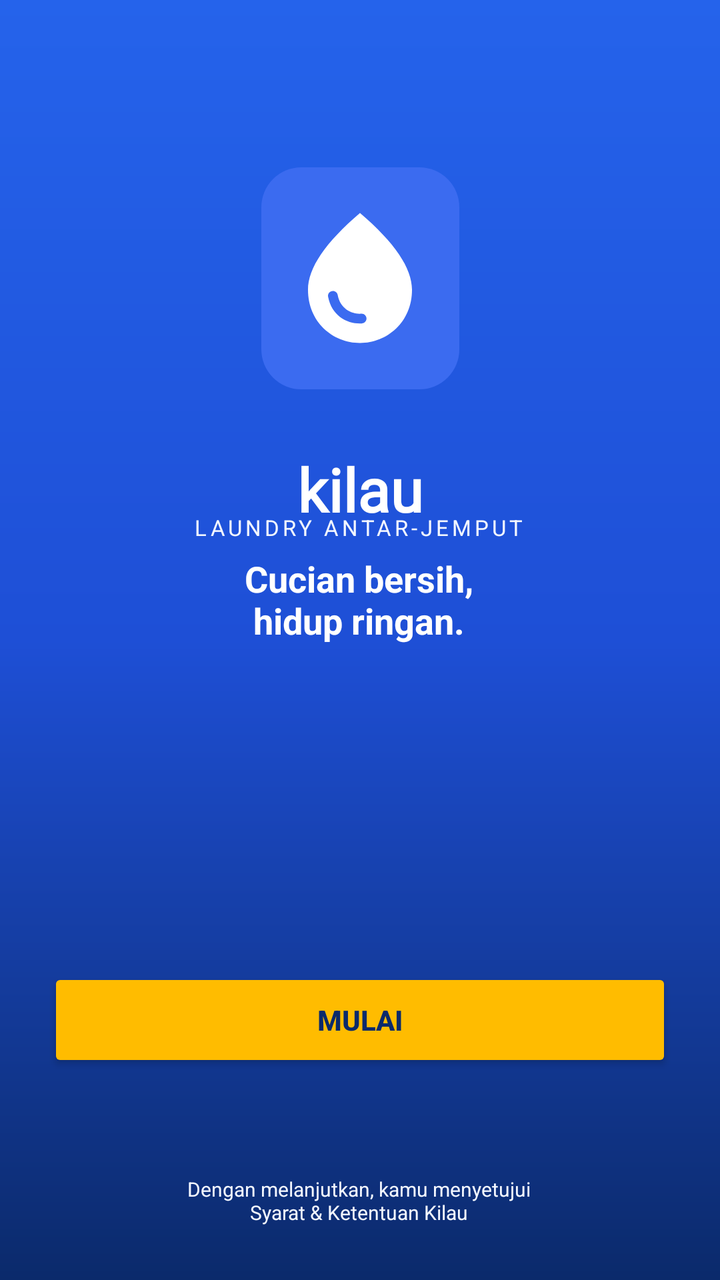
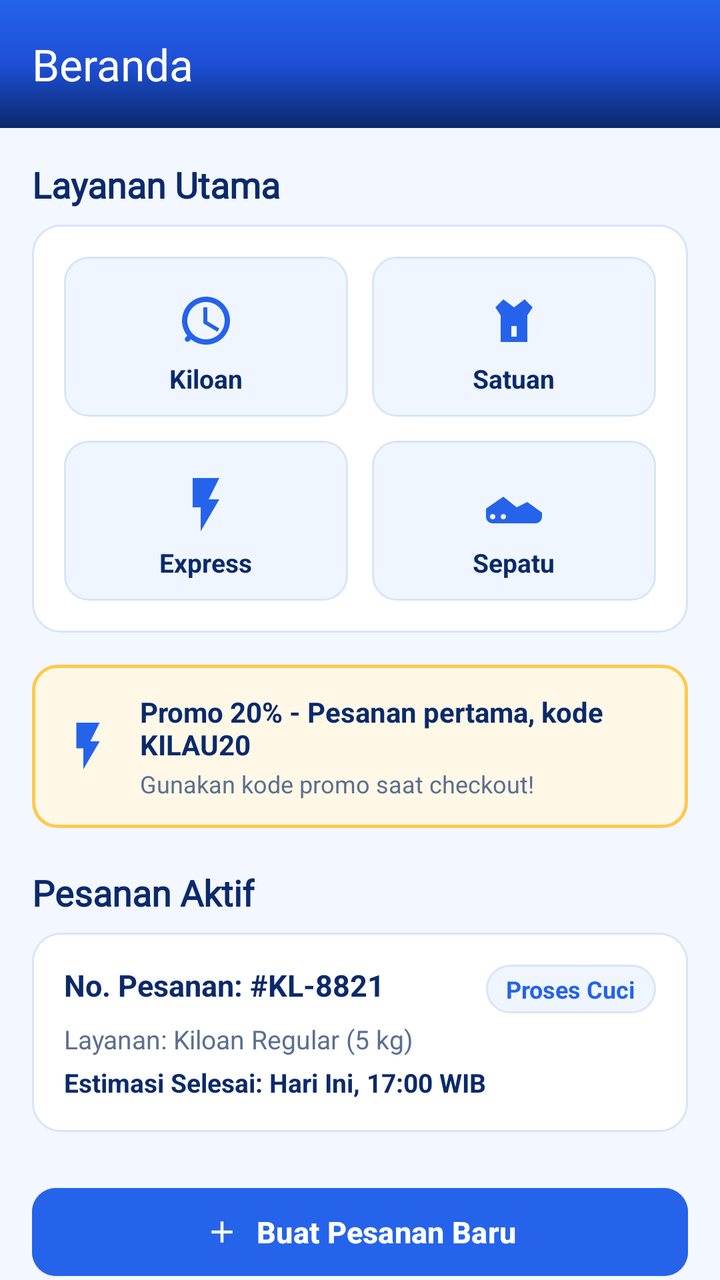

Screens rendered from an Android XML layout before and after an edit, with the pre-edit source and the edit as a unified diff.
<!-- AndroidManifest.xml: application theme Theme.Project_Laundry_Bagas -->
<!-- res/layout/activity_main.xml -->
<?xml version="1.0" encoding="utf-8"?>
<androidx.constraintlayout.widget.ConstraintLayout xmlns:android="http://schemas.android.com/apk/res/android"
    xmlns:app="http://schemas.android.com/apk/res-auto"
    xmlns:tools="http://schemas.android.com/tools"
    android:id="@+id/main"
    android:layout_width="match_parent"
    android:layout_height="match_parent"
    android:background="@drawable/bg_splash_gradient">


    <FrameLayout
        android:id="@+id/logoBox"
        android:layout_width="99dp"
        android:layout_height="111dp"
        android:background="@drawable/bg_logo_box"
        app:layout_constraintBottom_toBottomOf="parent"
        app:layout_constraintEnd_toEndOf="parent"
        app:layout_constraintStart_toStartOf="parent"
        app:layout_constraintTop_toTopOf="parent"
        app:layout_constraintVertical_bias="0.158"
        app:layout_constraintVertical_chainStyle="packed">

        <ImageView
            android:layout_width="78dp"
            android:layout_height="84dp"
            android:layout_gravity="center"
            android:src="@drawable/ic_logo_kilau" />
    </FrameLayout>

    <TextView
        android:id="@+id/tvAppName"
        android:layout_width="wrap_content"
        android:layout_height="wrap_content"
        android:layout_marginTop="16dp"
        android:fontFamily="@font/popping_cute"
        android:text="kilau"
        android:textColor="@android:color/white"
        android:textSize="30sp"
        android:textStyle="bold"
        app:layout_constraintBottom_toBottomOf="parent"
        app:layout_constraintEnd_toEndOf="parent"
        app:layout_constraintStart_toStartOf="parent"
        app:layout_constraintTop_toBottomOf="@id/logoBox"
        app:layout_constraintVertical_bias="0.035" />

    <TextView
        android:id="@+id/tvTagline"
        android:layout_width="wrap_content"
        android:layout_height="wrap_content"
        android:letterSpacing="0.15"
        android:text="LAUNDRY ANTAR-JEMPUT"
        android:textColor="@color/kilau_background"
        android:textSize="11sp"
        app:layout_constraintBottom_toBottomOf="parent"
        app:layout_constraintEnd_toEndOf="parent"
        app:layout_constraintHorizontal_bias="0.497"
        app:layout_constraintStart_toStartOf="parent"
        app:layout_constraintTop_toTopOf="parent"
        app:layout_constraintVertical_bias="0.41" />

    <TextView
        android:id="@+id/tvHeadline"
        android:layout_width="wrap_content"
        android:layout_height="wrap_content"
        android:text="Cucian bersih,\nhidup ringan."
        android:textAlignment="center"
        android:textColor="@android:color/white"
        android:textSize="18sp"
        android:textStyle="bold"
        app:layout_constraintBottom_toBottomOf="parent"
        app:layout_constraintEnd_toEndOf="parent"
        app:layout_constraintHorizontal_bias="0.498"
        app:layout_constraintStart_toStartOf="parent"
        app:layout_constraintTop_toTopOf="parent"
        app:layout_constraintVertical_bias="0.466" />


    <Button
        android:id="@+id/btnMulai"
        android:layout_width="0dp"
        android:layout_height="52dp"
        android:layout_marginStart="24dp"
        android:layout_marginEnd="24dp"
        android:layout_marginBottom="56dp"
        app:backgroundTint="#FFBC00"
        android:text="Mulai"
        android:textColor="@color/kilau_navy"
        android:textStyle="bold"
        app:layout_constraintBottom_toBottomOf="parent"
        app:layout_constraintEnd_toEndOf="parent"
        app:layout_constraintHorizontal_bias="1.0"
        app:layout_constraintStart_toStartOf="parent"
        app:layout_constraintTop_toTopOf="parent"
        app:layout_constraintVertical_bias="0.91" />

    <TextView
        android:id="@+id/tvTerms"
        android:layout_width="wrap_content"
        android:layout_height="wrap_content"
        android:text="Dengan melanjutkan, kamu menyetujui\nSyarat &amp; Ketentuan Kilau"
        android:textAlignment="center"
        android:textColor="@color/kilau_background"
        android:textSize="10sp"
        app:layout_constraintBottom_toBottomOf="parent"
        app:layout_constraintEnd_toEndOf="parent"
        app:layout_constraintHorizontal_bias="0.497"
        app:layout_constraintStart_toStartOf="parent"
        app:layout_constraintTop_toTopOf="parent"
        app:layout_constraintVertical_bias="0.956" />

</androidx.constraintlayout.widget.ConstraintLayout>
<!-- resources referenced by this layout -->
<resources>
  <!-- drawable bg_logo_box (drawable) -->
  <?xml version="1.0" encoding="utf-8"?>
  <shape xmlns:android="http://schemas.android.com/apk/res/android"
      android:shape="rectangle">
      <solid android:color="#3B6BF0" />
      <corners android:radius="20dp" />
  </shape>
  <!-- drawable ic_logo_kilau (drawable) -->
  <vector xmlns:android="http://schemas.android.com/apk/res/android" android:height="24dp" android:tint="#FFFFFF" android:viewportHeight="24" android:viewportWidth="24" android:width="24dp">
        
      <path android:fillColor="@android:color/white" android:pathData="M12,2c-5.33,4.55 -8,8.48 -8,11.8c0,4.98 3.8,8.2 8,8.2s8,-3.22 8,-8.2C20,10.48 17.33,6.55 12,2zM7.83,14c0.37,0 0.67,0.26 0.74,0.62c0.41,2.22 2.28,2.98 3.64,2.87c0.43,-0.02 0.79,0.32 0.79,0.75c0,0.4 -0.32,0.73 -0.72,0.75c-2.13,0.13 -4.62,-1.09 -5.19,-4.12C7.01,14.42 7.37,14 7.83,14z"/>
      
  </vector>
  <!-- unchanged entries left out for length: 5 -->
</resources>

<!-- the commit's change to res/layout/activity_main.xml (unified diff, before → after) -->
@@ -1,111 +1,383 @@
 <?xml version="1.0" encoding="utf-8"?>
-<androidx.constraintlayout.widget.ConstraintLayout xmlns:android="http://schemas.android.com/apk/res/android"
+<androidx.coordinatorlayout.widget.CoordinatorLayout xmlns:android="http://schemas.android.com/apk/res/android"
     xmlns:app="http://schemas.android.com/apk/res-auto"
     xmlns:tools="http://schemas.android.com/tools"
     android:id="@+id/main"
     android:layout_width="match_parent"
     android:layout_height="match_parent"
-    android:background="@drawable/bg_splash_gradient">
-
-
-    <FrameLayout
-        android:id="@+id/logoBox"
-        android:layout_width="99dp"
-        android:layout_height="111dp"
-        android:background="@drawable/bg_logo_box"
-        app:layout_constraintBottom_toBottomOf="parent"
-        app:layout_constraintEnd_toEndOf="parent"
-        app:layout_constraintStart_toStartOf="parent"
-        app:layout_constraintTop_toTopOf="parent"
-        app:layout_constraintVertical_bias="0.158"
-        app:layout_constraintVertical_chainStyle="packed">
-
-        <ImageView
-            android:layout_width="78dp"
-            android:layout_height="84dp"
-            android:layout_gravity="center"
-            android:src="@drawable/ic_logo_kilau" />
-    </FrameLayout>
-
-    <TextView
-        android:id="@+id/tvAppName"
-        android:layout_width="wrap_content"
+    android:background="@color/kilau_background"
+    tools:context=".MainActivity">
+
+    <com.google.android.material.appbar.AppBarLayout
+        android:id="@+id/app_bar_layout"
+        android:layout_width="match_parent"
         android:layout_height="wrap_content"
-        android:layout_marginTop="16dp"
-        android:fontFamily="@font/popping_cute"
-        android:text="kilau"
-        android:textColor="@android:color/white"
-        android:textSize="30sp"
-        android:textStyle="bold"
-        app:layout_constraintBottom_toBottomOf="parent"
-        app:layout_constraintEnd_toEndOf="parent"
-        app:layout_constraintStart_toStartOf="parent"
-        app:layout_constraintTop_toBottomOf="@id/logoBox"
-        app:layout_constraintVertical_bias="0.035" />
-
-    <TextView
-        android:id="@+id/tvTagline"
-        android:layout_width="wrap_content"
-        android:layout_height="wrap_content"
-        android:letterSpacing="0.15"
-        android:text="LAUNDRY ANTAR-JEMPUT"
-        android:textColor="@color/kilau_background"
-        android:textSize="11sp"
-        app:layout_constraintBottom_toBottomOf="parent"
-        app:layout_constraintEnd_toEndOf="parent"
-        app:layout_constraintHorizontal_bias="0.497"
-        app:layout_constraintStart_toStartOf="parent"
-        app:layout_constraintTop_toTopOf="parent"
-        app:layout_constraintVertical_bias="0.41" />
-
-    <TextView
-        android:id="@+id/tvHeadline"
-        android:layout_width="wrap_content"
-        android:layout_height="wrap_content"
-        android:text="Cucian bersih,\nhidup ringan."
-        android:textAlignment="center"
-        android:textColor="@android:color/white"
-        android:textSize="18sp"
-        android:textStyle="bold"
-        app:layout_constraintBottom_toBottomOf="parent"
-        app:layout_constraintEnd_toEndOf="parent"
-        app:layout_constraintHorizontal_bias="0.498"
-        app:layout_constraintStart_toStartOf="parent"
-        app:layout_constraintTop_toTopOf="parent"
-        app:layout_constraintVertical_bias="0.466" />
-
-
-    <Button
-        android:id="@+id/btnMulai"
-        android:layout_width="0dp"
-        android:layout_height="52dp"
-        android:layout_marginStart="24dp"
-        android:layout_marginEnd="24dp"
-        android:layout_marginBottom="56dp"
-        app:backgroundTint="#FFBC00"
-        android:text="Mulai"
-        android:textColor="@color/kilau_navy"
-        android:textStyle="bold"
-        app:layout_constraintBottom_toBottomOf="parent"
-        app:layout_constraintEnd_toEndOf="parent"
-        app:layout_constraintHorizontal_bias="1.0"
-        app:layout_constraintStart_toStartOf="parent"
-        app:layout_constraintTop_toTopOf="parent"
-        app:layout_constraintVertical_bias="0.91" />
-
-    <TextView
-        android:id="@+id/tvTerms"
-        android:layout_width="wrap_content"
-        android:layout_height="wrap_content"
-        android:text="Dengan melanjutkan, kamu menyetujui\nSyarat &amp; Ketentuan Kilau"
-        android:textAlignment="center"
-        android:textColor="@color/kilau_background"
-        android:textSize="10sp"
-        app:layout_constraintBottom_toBottomOf="parent"
-        app:layout_constraintEnd_toEndOf="parent"
-        app:layout_constraintHorizontal_bias="0.497"
-        app:layout_constraintStart_toStartOf="parent"
-        app:layout_constraintTop_toTopOf="parent"
-        app:layout_constraintVertical_bias="0.956" />
-
-</androidx.constraintlayout.widget.ConstraintLayout>
+        android:fitsSystemWindows="true"
+        android:theme="@style/ThemeOverlay.AppCompat.Dark.ActionBar">
+
+        <androidx.appcompat.widget.Toolbar
+            android:id="@+id/toolbar"
+            android:layout_width="match_parent"
+            android:layout_height="?attr/actionBarSize"
+            android:background="@drawable/bg_splash_gradient"
+            app:popupTheme="@style/ThemeOverlay.AppCompat.Light"
+            app:title="@string/title_beranda"
+            app:titleTextColor="@color/kilau_white"
+            app:subtitleTextColor="#D1E2FF" />
+
+    </com.google.android.material.appbar.AppBarLayout>
+
+    <androidx.core.widget.NestedScrollView
+        android:id="@+id/nested_scroll_view"
+        android:layout_width="match_parent"
+        android:layout_height="match_parent"
+        android:fillViewport="true"
+        app:layout_behavior="@string/appbar_scrolling_view_behavior">
+
+        <RelativeLayout
+            android:layout_width="match_parent"
+            android:layout_height="wrap_content"
+            android:padding="16dp">
+
+            
+            <TextView
+                android:id="@+id/tv_title_layanan"
+                android:layout_width="wrap_content"
+                android:layout_height="wrap_content"
+                android:layout_alignParentStart="true"
+                android:layout_alignParentTop="true"
+                android:fontFamily="@font/popping_cute"
+                android:text="@string/title_layanan_utama"
+                android:textColor="@color/kilau_navy"
+                android:textSize="18sp"
+                android:textStyle="bold" />
+
+            
+            <RelativeLayout
+                android:id="@+id/card_layanan"
+                android:layout_width="match_parent"
+                android:layout_height="wrap_content"
+                android:layout_below="@id/tv_title_layanan"
+                android:layout_marginTop="8dp"
+                android:background="@drawable/bg_card_white"
+                android:padding="16dp">
+
+                <View
+                    android:id="@+id/center_horizontal_guideline"
+                    android:layout_width="0dp"
+                    android:layout_height="0dp"
+                    android:layout_centerHorizontal="true" />
+
+                
+                <RelativeLayout
+                    android:id="@+id/item_kiloan"
+                    android:layout_width="0dp"
+                    android:layout_height="80dp"
+                    android:layout_alignParentStart="true"
+                    android:layout_alignParentTop="true"
+                    android:layout_marginEnd="6dp"
+                    android:layout_marginBottom="12dp"
+                    android:layout_toStartOf="@id/center_horizontal_guideline"
+                    android:background="@drawable/bg_service_item"
+                    android:clickable="true"
+                    android:focusable="true"
+                    android:padding="8dp">
+
+                    <ImageView
+                        android:id="@+id/img_kiloan"
+                        android:layout_width="32dp"
+                        android:layout_height="32dp"
+                        android:layout_centerHorizontal="true"
+                        android:layout_marginTop="8dp"
+                        android:contentDescription="Layanan Kiloan"
+                        android:src="@drawable/ic_kiloan" />
+
+                    <TextView
+                        android:layout_width="wrap_content"
+                        android:layout_height="wrap_content"
+                        android:layout_below="@id/img_kiloan"
+                        android:layout_centerHorizontal="true"
+                        android:layout_marginTop="4dp"
+                        android:text="Kiloan"
+                        android:textColor="@color/kilau_navy"
+                        android:textSize="13sp"
+                        android:textStyle="bold" />
+                </RelativeLayout>
+
+                
+                <RelativeLayout
+                    android:id="@+id/item_satuan"
+                    android:layout_width="0dp"
+                    android:layout_height="80dp"
+                    android:layout_alignParentEnd="true"
+                    android:layout_alignParentTop="true"
+                    android:layout_marginStart="6dp"
+                    android:layout_marginBottom="12dp"
+                    android:layout_toEndOf="@id/center_horizontal_guideline"
+                    android:background="@drawable/bg_service_item"
+                    android:clickable="true"
+                    android:focusable="true"
+                    android:padding="8dp">
+
+                    <ImageView
+                        android:id="@+id/img_satuan"
+                        android:layout_width="32dp"
+                        android:layout_height="32dp"
+                        android:layout_centerHorizontal="true"
+                        android:layout_marginTop="8dp"
+                        android:contentDescription="Layanan Satuan"
+                        android:src="@drawable/ic_satuan" />
+
+                    <TextView
+                        android:layout_width="wrap_content"
+                        android:layout_height="wrap_content"
+                        android:layout_below="@id/img_satuan"
+                        android:layout_centerHorizontal="true"
+                        android:layout_marginTop="4dp"
+                        android:text="Satuan"
+                        android:textColor="@color/kilau_navy"
+                        android:textSize="13sp"
+                        android:textStyle="bold" />
+                </RelativeLayout>
+
+                
+                <RelativeLayout
+                    android:id="@+id/item_express"
+                    android:layout_width="0dp"
+                    android:layout_height="80dp"
+                    android:layout_alignParentStart="true"
+                    android:layout_below="@id/item_kiloan"
+                    android:layout_marginEnd="6dp"
+                    android:layout_toStartOf="@id/center_horizontal_guideline"
+                    android:background="@drawable/bg_service_item"
+                    android:clickable="true"
+                    android:focusable="true"
+                    android:padding="8dp">
+
+                    <ImageView
+                        android:id="@+id/img_express"
+                        android:layout_width="32dp"
+                        android:layout_height="32dp"
+                        android:layout_centerHorizontal="true"
+                        android:layout_marginTop="8dp"
+                        android:contentDescription="Layanan Express"
+                        android:src="@drawable/ic_express" />
+
+                    <TextView
+                        android:layout_width="wrap_content"
+                        android:layout_height="wrap_content"
+                        android:layout_below="@id/img_express"
+                        android:layout_centerHorizontal="true"
+                        android:layout_marginTop="4dp"
+                        android:text="Express"
+                        android:textColor="@color/kilau_navy"
+                        android:textSize="13sp"
+                        android:textStyle="bold" />
+                </RelativeLayout>
+
+                
+                <RelativeLayout
+                    android:id="@+id/item_sepatu"
+                    android:layout_width="0dp"
+                    android:layout_height="80dp"
+                    android:layout_alignParentEnd="true"
+                    android:layout_below="@id/item_satuan"
+                    android:layout_marginStart="6dp"
+                    android:layout_toEndOf="@id/center_horizontal_guideline"
+                    android:background="@drawable/bg_service_item"
+                    android:clickable="true"
+                    android:focusable="true"
+                    android:padding="8dp">
+
+                    <ImageView
+                        android:id="@+id/img_sepatu"
+                        android:layout_width="32dp"
+                        android:layout_height="32dp"
+                        android:layout_centerHorizontal="true"
+                        android:layout_marginTop="8dp"
+                        android:contentDescription="Layanan Sepatu"
+                        android:src="@drawable/ic_sepatu" />
+
+                    <TextView
+                        android:layout_width="wrap_content"
+                        android:layout_height="wrap_content"
+                        android:layout_below="@id/img_sepatu"
+                        android:layout_centerHorizontal="true"
+                        android:layout_marginTop="4dp"
+                        android:text="Sepatu"
+                        android:textColor="@color/kilau_navy"
+                        android:textSize="13sp"
+                        android:textStyle="bold" />
+                </RelativeLayout>
+
+            </RelativeLayout>
+
+            
+            <RelativeLayout
+                android:id="@+id/banner_promo"
+                android:layout_width="match_parent"
+                android:layout_height="wrap_content"
+                android:layout_below="@id/card_layanan"
+                android:layout_marginTop="16dp"
+                android:background="@drawable/bg_banner_yellow"
+                android:padding="14dp">
+
+                <ImageView
+                    android:id="@+id/img_promo_icon"
+                    android:layout_width="28dp"
+                    android:layout_height="28dp"
+                    android:layout_alignParentStart="true"
+                    android:layout_centerVertical="true"
+                    android:contentDescription="Promo"
+                    android:src="@drawable/ic_express" />
+
+                <TextView
+                    android:id="@+id/tv_promo_title"
+                    android:layout_width="wrap_content"
+                    android:layout_height="wrap_content"
+                    android:layout_marginStart="12dp"
+                    android:layout_toEndOf="@id/img_promo_icon"
+                    android:text="Promo 20% - Pesanan pertama, kode KILAU20"
+                    android:textColor="@color/kilau_navy"
+                    android:textSize="14sp"
+                    android:textStyle="bold" />
+
+                <TextView
+                    android:id="@+id/tv_promo_subtitle"
+                    android:layout_width="wrap_content"
+                    android:layout_height="wrap_content"
+                    android:layout_below="@id/tv_promo_title"
+                    android:layout_marginStart="12dp"
+                    android:layout_marginTop="2dp"
+                    android:layout_toEndOf="@id/img_promo_icon"
+                    android:text="Gunakan kode promo saat checkout!"
+                    android:textColor="@color/kilau_muted"
+                    android:textSize="12sp" />
+
+            </RelativeLayout>
+
+            
+            <TextView
+                android:id="@+id/tv_title_pesanan"
+                android:layout_width="wrap_content"
+                android:layout_height="wrap_content"
+                android:layout_below="@id/banner_promo"
+                android:layout_alignParentStart="true"
+                android:layout_marginTop="20dp"
+                android:fontFamily="@font/popping_cute"
+                android:text="@string/title_pesanan_aktif"
+                android:textColor="@color/kilau_navy"
+                android:textSize="18sp"
+                android:textStyle="bold" />
+
+            
+            <RelativeLayout
+                android:id="@+id/card_pesanan"
+                android:layout_width="match_parent"
+                android:layout_height="wrap_content"
+                android:layout_below="@id/tv_title_pesanan"
+                android:layout_marginTop="8dp"
+                android:background="@drawable/bg_card_white"
+                android:padding="16dp">
+
+                <TextView
+                    android:id="@+id/tv_order_id"
+                    android:layout_width="wrap_content"
+                    android:layout_height="wrap_content"
+                    android:layout_alignParentStart="true"
+                    android:layout_alignParentTop="true"
+                    android:text="No. Pesanan: #KL-8821"
+                    android:textColor="@color/kilau_navy"
+                    android:textSize="15sp"
+                    android:textStyle="bold" />
+
+                <TextView
+                    android:id="@+id/tv_order_status"
+                    android:layout_width="wrap_content"
+                    android:layout_height="wrap_content"
+                    android:layout_alignParentEnd="true"
+                    android:layout_alignParentTop="true"
+                    android:background="@drawable/bg_service_item"
+                    android:paddingHorizontal="10dp"
+                    android:paddingVertical="4dp"
+                    android:text="Proses Cuci"
+                    android:textColor="@color/kilau_primary"
+                    android:textSize="12sp"
+                    android:textStyle="bold" />
+
+                <TextView
+                    android:id="@+id/tv_order_service"
+                    android:layout_width="wrap_content"
+                    android:layout_height="wrap_content"
+                    android:layout_below="@id/tv_order_id"
+                    android:layout_alignParentStart="true"
+                    android:layout_marginTop="8dp"
+                    android:text="Layanan: Kiloan Regular (5 kg)"
+                    android:textColor="@color/kilau_muted"
+                    android:textSize="13sp" />
+
+                <TextView
+                    android:id="@+id/tv_order_date"
+                    android:layout_width="wrap_content"
+                    android:layout_height="wrap_content"
+                    android:layout_below="@id/tv_order_service"
+                    android:layout_alignParentStart="true"
+                    android:layout_marginTop="4dp"
+                    android:text="Estimasi Selesai: Hari Ini, 17:00 WIB"
+                    android:textColor="@color/kilau_navy"
+                    android:textSize="13sp"
+                    android:textStyle="bold" />
+
+            </RelativeLayout>
+
+            
+            <com.google.android.material.button.MaterialButton
+                android:id="@+id/btn_buat_pesanan"
+                android:layout_width="match_parent"
+                android:layout_height="52dp"
+                android:layout_below="@id/card_pesanan"
+                android:layout_marginTop="24dp"
+                android:backgroundTint="@color/kilau_primary"
+                android:text="@string/btn_buat_pesanan_baru"
+                android:textColor="@color/kilau_white"
+                android:textSize="15sp"
+                android:textStyle="bold"
+                app:cornerRadius="12dp"
+                app:icon="@drawable/ic_add"
+                app:iconGravity="textStart"
+                app:iconPadding="8dp"
+                app:iconTint="@color/kilau_white" />
+
+            
+            <com.google.android.material.button.MaterialButton
+                android:id="@+id/btn_tips_pakaian"
+                android:layout_width="match_parent"
+                android:layout_height="52dp"
+                android:layout_below="@id/btn_buat_pesanan"
+                android:layout_marginTop="12dp"
+                android:backgroundTint="@color/kilau_yellow"
+                android:text="@string/btn_tips_pakaian"
+                android:textColor="@color/kilau_navy"
+                android:textSize="15sp"
+                android:textStyle="bold"
+                app:cornerRadius="12dp" />
+
+            
+            <androidx.appcompat.widget.AppCompatButton
+                android:id="@+id/btnLogout"
+                android:layout_width="match_parent"
+                android:layout_height="52dp"
+                android:layout_below="@id/btn_tips_pakaian"
+                android:layout_marginTop="12dp"
+                android:layout_marginBottom="32dp"
+                android:background="@drawable/bg_button_outline"
+                android:text="@string/btn_logout"
+                android:textColor="@color/kilau_error"
+                android:textSize="15sp"
+                android:textStyle="bold" />
+
+        </RelativeLayout>
+
+    </androidx.core.widget.NestedScrollView>
+
+</androidx.coordinatorlayout.widget.CoordinatorLayout>
<!-- resource entries referenced after the edit -->
@@ -1,18 +1,108 @@
 <!-- resources referenced by this layout -->
 <resources>
-  <!-- drawable bg_logo_box (drawable) -->
+  <color name="kilau_error">#C0392B</color>
+  <color name="kilau_muted">#5B6F8F</color>
+  <color name="kilau_primary">#2563EB</color>
+  <color name="kilau_white">#FFFFFF</color>
+  <color name="kilau_yellow">#FFC94A</color>
+  <!-- drawable bg_banner_yellow (drawable) -->
   <?xml version="1.0" encoding="utf-8"?>
   <shape xmlns:android="http://schemas.android.com/apk/res/android"
       android:shape="rectangle">
-      <solid android:color="#3B6BF0" />
-      <corners android:radius="20dp" />
+      <solid android:color="#FFF8E7" />
+      <corners android:radius="12dp" />
+      <stroke
+          android:width="1.5dp"
+          android:color="@color/kilau_yellow" />
   </shape>
-  <!-- drawable ic_logo_kilau (drawable) -->
-  <vector xmlns:android="http://schemas.android.com/apk/res/android" android:height="24dp" android:tint="#FFFFFF" android:viewportHeight="24" android:viewportWidth="24" android:width="24dp">
-        
-      <path android:fillColor="@android:color/white" android:pathData="M12,2c-5.33,4.55 -8,8.48 -8,11.8c0,4.98 3.8,8.2 8,8.2s8,-3.22 8,-8.2C20,10.48 17.33,6.55 12,2zM7.83,14c0.37,0 0.67,0.26 0.74,0.62c0.41,2.22 2.28,2.98 3.64,2.87c0.43,-0.02 0.79,0.32 0.79,0.75c0,0.4 -0.32,0.73 -0.72,0.75c-2.13,0.13 -4.62,-1.09 -5.19,-4.12C7.01,14.42 7.37,14 7.83,14z"/>
-      
+  <!-- drawable bg_button_outline (drawable) -->
+  <?xml version="1.0" encoding="utf-8"?>
+  <shape xmlns:android="http://schemas.android.com/apk/res/android"
+      android:shape="rectangle">
+      <solid android:color="@color/kilau_white" />
+      <corners android:radius="12dp" />
+      <stroke
+          android:width="1.5dp"
+          android:color="@color/kilau_error" />
+  </shape>
+  <!-- drawable bg_card_white (drawable) -->
+  <?xml version="1.0" encoding="utf-8"?>
+  <shape xmlns:android="http://schemas.android.com/apk/res/android"
+      android:shape="rectangle">
+      <solid android:color="@color/kilau_white" />
+      <corners android:radius="14dp" />
+      <stroke
+          android:width="1dp"
+          android:color="@color/kilau_border" />
+  </shape>
+  <!-- drawable bg_service_item (drawable) -->
+  <?xml version="1.0" encoding="utf-8"?>
+  <shape xmlns:android="http://schemas.android.com/apk/res/android"
+      android:shape="rectangle">
+      <solid android:color="#EFF6FF" />
+      <corners android:radius="12dp" />
+      <stroke
+          android:width="1dp"
+          android:color="@color/kilau_border" />
+  </shape>
+  <!-- drawable ic_add (drawable) -->
+  <vector xmlns:android="http://schemas.android.com/apk/res/android"
+      android:width="24dp"
+      android:height="24dp"
+      android:viewportWidth="24"
+      android:viewportHeight="24"
+      android:tint="@android:color/white">
+      <path
+          android:fillColor="@android:color/white"
+          android:pathData="M19,13h-6v6h-2v-6H5v-2h6V5h2v6h6v2z" />
   </vector>
+  <!-- drawable ic_express (drawable) -->
+  <vector xmlns:android="http://schemas.android.com/apk/res/android"
+      android:width="32dp"
+      android:height="32dp"
+      android:viewportWidth="24"
+      android:viewportHeight="24">
+      <path
+          android:fillColor="@color/kilau_primary"
+          android:pathData="M7,2v11h3v9l7,-12h-4l4,-8z"/>
+  </vector>
+  <!-- drawable ic_kiloan (drawable) -->
+  <vector xmlns:android="http://schemas.android.com/apk/res/android"
+      android:width="32dp"
+      android:height="32dp"
+      android:viewportWidth="24"
+      android:viewportHeight="24">
+      <path
+          android:fillColor="@color/kilau_primary"
+          android:pathData="M12,3c-4.97,0 -9,4.03 -9,9 0,2.12 0.74,4.07 1.97,5.61L4.35,18.23c-0.39,0.39 -0.39,1.02 0,1.41 0.39,0.39 1.02,0.39 1.41,0l0.62,-0.62C7.93,20.26 9.88,21 12,21c4.97,0 9,-4.03 9,-9s-4.03,-9 -9,-9zM12,19c-3.87,0 -7,-3.13 -7,-7s3.13,-7 7,-7 7,3.13 7,7 -3.13,7 -7,7zM13,7h-2v6l5.25,3.15 0.75,-1.23 -4.5,-2.67V7z"/>
+  </vector>
+  <!-- drawable ic_satuan (drawable) -->
+  <vector xmlns:android="http://schemas.android.com/apk/res/android"
+      android:width="32dp"
+      android:height="32dp"
+      android:viewportWidth="24"
+      android:viewportHeight="24">
+      <path
+          android:fillColor="@color/kilau_primary"
+          android:pathData="M16,4l-4,3 -4,-3 -3,3 2,3v10h10V10l2,-3 -3,-3zM13,18h-2v-4h2v4z"/>
+  </vector>
+  <!-- drawable ic_sepatu (drawable) -->
+  <vector xmlns:android="http://schemas.android.com/apk/res/android"
+      android:width="32dp"
+      android:height="32dp"
+      android:viewportWidth="24"
+      android:viewportHeight="24">
+      <path
+          android:fillColor="@color/kilau_primary"
+          android:pathData="M1.5,16.5C1.5,18 2.7,19 4,19h16c1.3,0 2.5,-1 2.5,-2.5V15L17,11l-4,2 -5,-4L1.5,13.5v3zM4,17.5c-0.55,0 -1,-0.45 -1,-1s0.45,-1 1,-1 1,0.45 1,1 -0.45,1 -1,1zM8,17.5c-0.55,0 -1,-0.45 -1,-1s0.45,-1 1,-1 1,0.45 1,1 -0.45,1 -1,1z"/>
+  </vector>
+  <string name="btn_buat_pesanan_baru">Buat Pesanan Baru</string>
+  <string name="btn_logout">Keluar</string>
+  <string name="btn_tips_pakaian">Tips Merawat Pakaian</string>
+  <string name="title_beranda">Beranda</string>
+  <string name="title_layanan_utama">Layanan Utama</string>
+  <string name="title_pesanan_aktif">Pesanan Aktif</string>
+  <color name="kilau_border">#D9E4F7</color>
   <!-- unchanged entries left out for length: 5 -->
 </resources>
 
